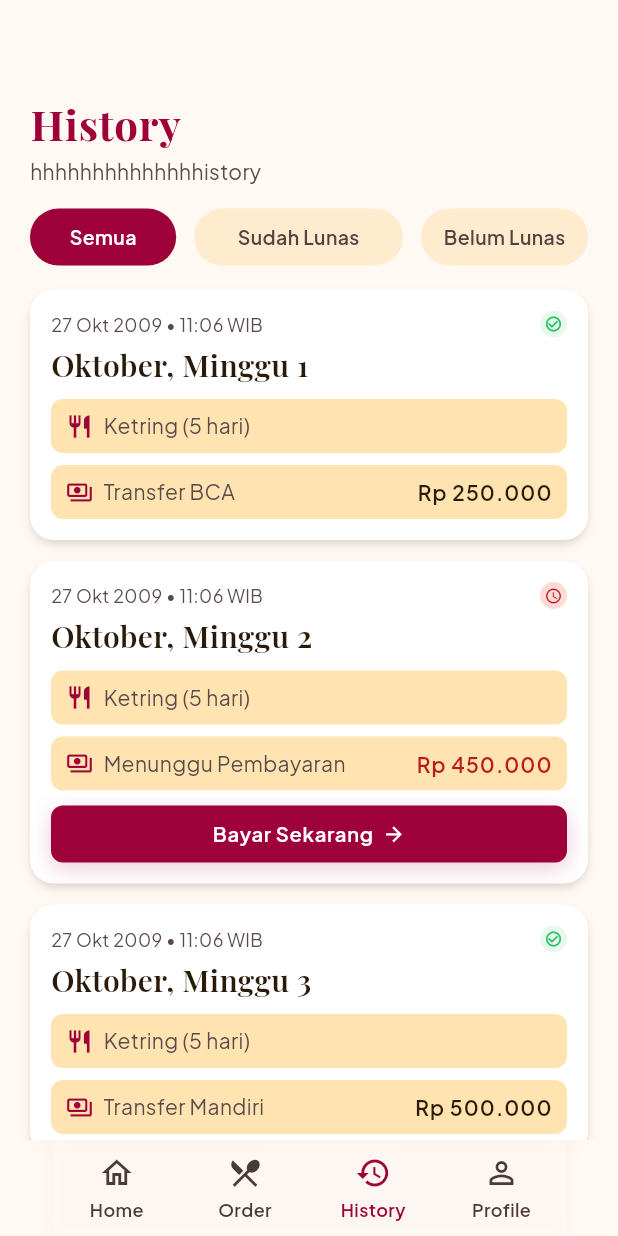
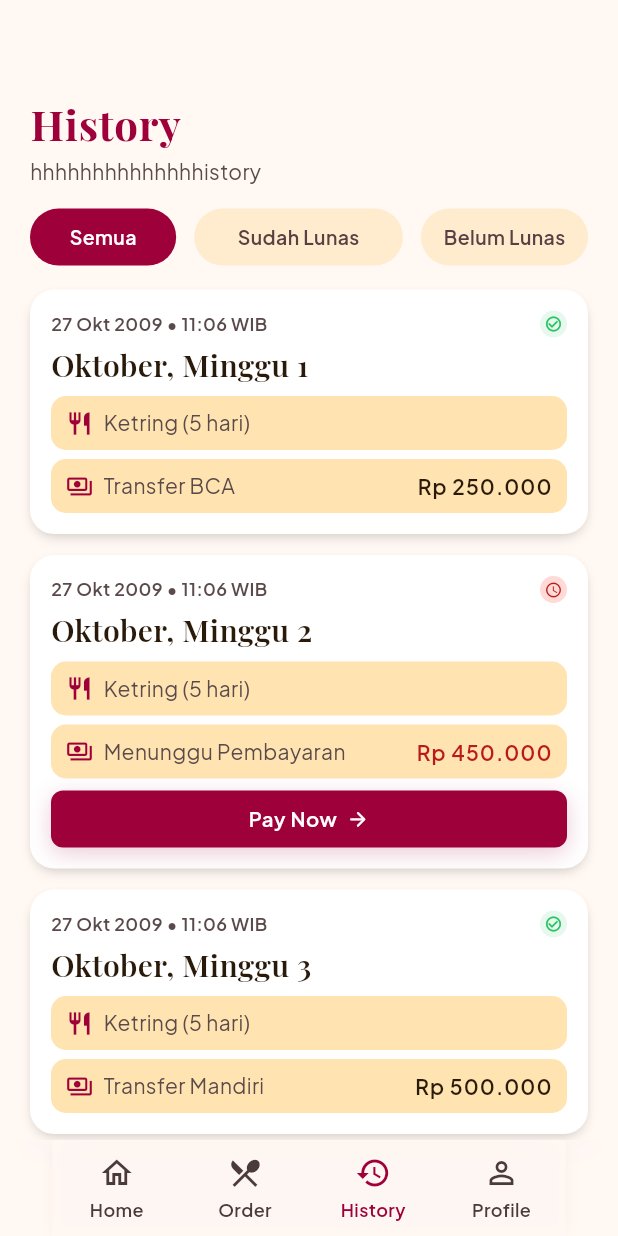
Before and after one commit to Humiiu/dc_multiplatforms, a Flutter app: the HistoryPage screen opened by its route, on a phone screen of 412 x 824 dp. Run offline on Flutter 3.47's test engine with Material 3 defaults, Android fonts, the light colour scheme and no system bars; our stand-ins replace firebase_auth, firebase_core, firebase_database, firebase_storage, flutter_riverpod, go_router and 2 more; accounts and stored records are empty.

Commit message:
polish detail card history semibold tanggal dan tombol pay now

```diff
--- a/lib/ui/history_page.dart
+++ b/lib/ui/history_page.dart
@@ -1,3 +1,4 @@
+import 'package:google_fonts/google_fonts.dart';
 import 'package:flutter/material.dart';
 import 'package:flutter_riverpod/flutter_riverpod.dart';
 
@@ -124,12 +125,13 @@ class _HistoryFilters extends StatelessWidget {
                     labels[i],
                     maxLines: 1,
                     overflow: TextOverflow.ellipsis,
-                    style: AppTextStyles.bodyMedium.copyWith(
+                    style: GoogleFonts.plusJakartaSans(
+                      fontSize: 13,
+                      fontWeight: FontWeight.w600,
                       color: selected == i
                           ? Colors.white
                           : AppColors.inkVariant,
-                      fontWeight: FontWeight.w600,
-                      fontSize: 13,
+                      height: 1.2,
                     ),
                   ),
                 ),
@@ -167,7 +169,14 @@ class _HistoryCard extends StatelessWidget {
               Row(
                 children: [
                   Expanded(
-                    child: Text(order.date, style: AppTextStyles.caption),
+                    child: Text(
+                        order.date,
+                        style: GoogleFonts.plusJakartaSans(
+                          fontSize: 12,
+                          fontWeight: FontWeight.w600,
+                          color: AppColors.textSecondary,
+                        ),
+                      ),
                   ),
                   Container(
                     width: 18,
@@ -194,13 +203,13 @@ class _HistoryCard extends StatelessWidget {
                 order.week,
                 style: AppTextStyles.sectionTitle.copyWith(fontSize: 20),
               ),
-              const SizedBox(height: 10),
+              const SizedBox(height: 8),
               for (final day in order.days) ...[
                 _HistoryDetailRow(
                   icon: Icons.restaurant,
                   text: day,
                 ),
-                const SizedBox(height: 8),
+                const SizedBox(height: 6),
               ],
               _HistoryDetailRow(
                 icon: Icons.payments_outlined,
@@ -210,10 +219,10 @@ class _HistoryCard extends StatelessWidget {
                     order.isPaid ? AppColors.textPrimary : AppColors.error,
               ),
               if (!order.isPaid) ...[
-                const SizedBox(height: 10),
+                const SizedBox(height: 8),
                 DemoPrimaryButton(
-                  label: 'Bayar Sekarang',
-                  icon: Icons.arrow_forward,
+                  label: 'Pay Now',
+                  icon: Icons.arrow_forward_rounded,
                   height: 38,
                   fontSize: 13.5,
                   borderRadius: 8,
@@ -248,7 +257,7 @@ class _HistoryDetailRow extends StatelessWidget {
       padding: const EdgeInsets.symmetric(horizontal: 10, vertical: 7),
       decoration: BoxDecoration(
         color: AppColors.peach,
-        borderRadius: BorderRadius.circular(AppRadius.sm),
+        borderRadius: BorderRadius.circular(10),
       ),
       child: Row(
         children: [
```
Also changed, not shown: 3 other files.
